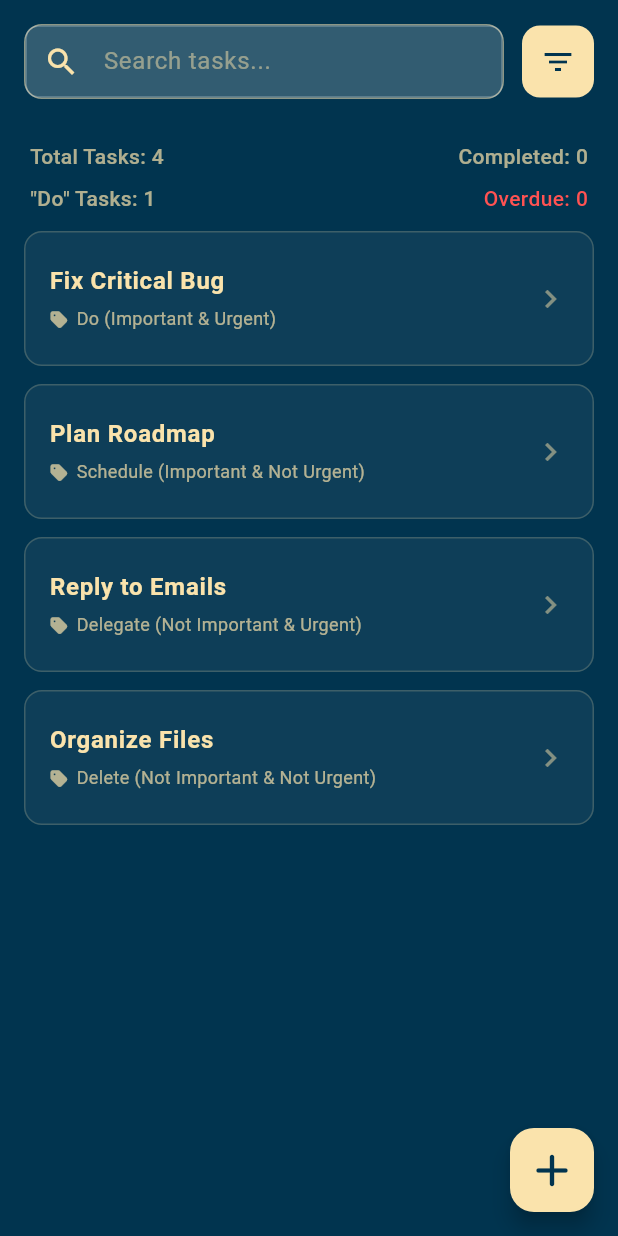
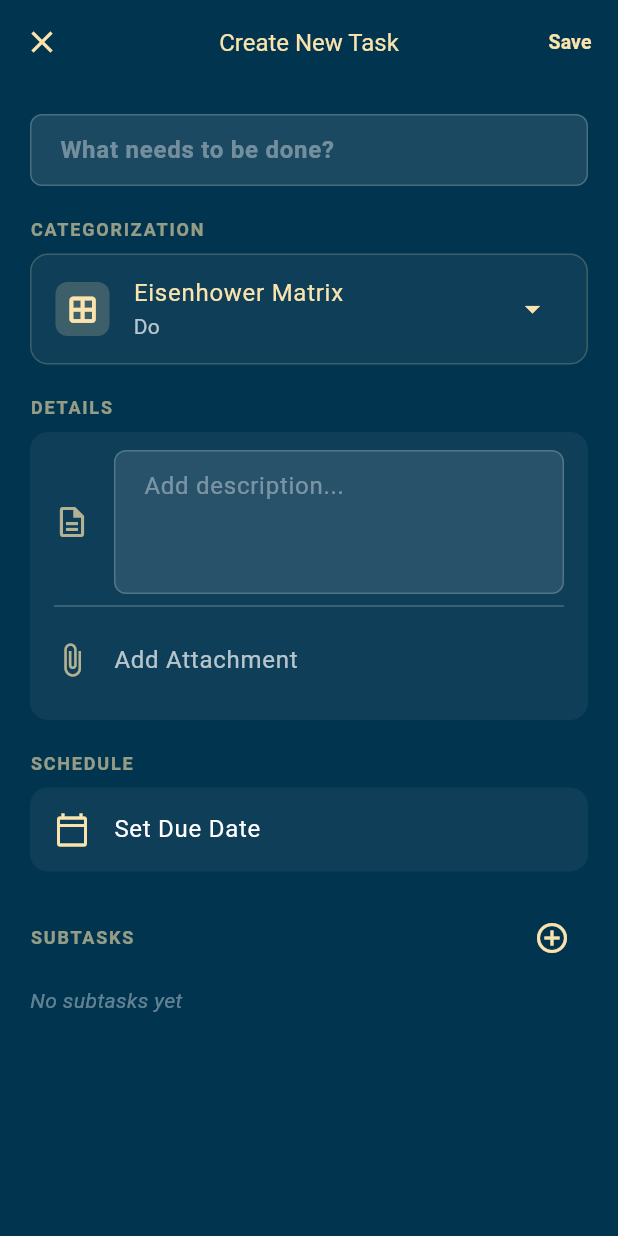
Before and after one commit to pctan9491/PROJ-0001-TTTApp-FE, a Flutter app: the TaskListPage screen opened directly, after a tap on an icon or button, on a phone screen of 412 x 824 dp. Run offline on Flutter 3.47's test engine with Material 3 defaults, Android fonts, the phone set to English and light mode, and no system bars; our stand-ins replace font_awesome_flutter, shared_preferences; accounts and stored records are empty.

Commit message:
add task page

```diff
--- /dev/null
+++ b/lib/features/tasks/presentation/pages/add_task_page.dart
@@ -0,0 +1,304 @@
+import 'package:flutter/material.dart';
+import 'package:font_awesome_flutter/font_awesome_flutter.dart';
+import '../../domain/entities/task.dart';
+
+class AddTaskPage extends StatefulWidget {
+  const AddTaskPage({super.key});
+
+  @override
+  State<AddTaskPage> createState() => _AddTaskPageState();
+}
+
+class _AddTaskPageState extends State<AddTaskPage> {
+  // Form State
+  String _title = '';
+  String _details = '';
+  DateTime? _schedule;
+  TaskImportance _importance = TaskImportance.important;
+  TaskUrgency _urgency = TaskUrgency.urgent;
+
+  // Subtasks
+  final List<String> _subtasks = [];
+  final TextEditingController _subtaskController = TextEditingController();
+
+  // Helper to map Matrix Category
+  void _setMatrixCategory(String category) {
+    setState(() {
+      switch (category) {
+        case 'Do':
+          _importance = TaskImportance.important;
+          _urgency = TaskUrgency.urgent;
+          break;
+        case 'Schedule':
+          _importance = TaskImportance.important;
+          _urgency = TaskUrgency.notUrgent;
+          break;
+        case 'Delegate':
+          _importance = TaskImportance.notImportant;
+          _urgency = TaskUrgency.urgent;
+          break;
+        case 'Delete':
+          _importance = TaskImportance.notImportant;
+          _urgency = TaskUrgency.notUrgent;
+          break;
+      }
+    });
+  }
+
+  String _getCurrentMatrixLabel() {
+    if (_importance == TaskImportance.important && _urgency == TaskUrgency.urgent) return 'Do';
+    if (_importance == TaskImportance.important && _urgency == TaskUrgency.notUrgent) return 'Schedule';
+    if (_importance == TaskImportance.notImportant && _urgency == TaskUrgency.urgent) return 'Delegate';
+    return 'Delete';
+  }
+
+  @override
+  Widget build(BuildContext context) {
+    final primaryColor = Theme.of(context).scaffoldBackgroundColor;
+    final secondaryColor = Theme.of(context).colorScheme.secondary;
+
+    return Scaffold(
+      backgroundColor: primaryColor,
+      appBar: AppBar(
+        backgroundColor: Colors.transparent,
+        elevation: 0,
+        leading: IconButton(
+          icon: Icon(Icons.close, color: secondaryColor),
+          onPressed: () => Navigator.pop(context),
+        ),
+        title: Text('Create New Task', style: TextStyle(color: secondaryColor, fontSize: 16)),
+        actions: [
+          TextButton(
+            onPressed: () {
+              // TODO: Save logic here
+              Navigator.pop(context);
+            },
+            child: Text('Save', style: TextStyle(color: secondaryColor, fontWeight: FontWeight.bold, fontSize: 13)),
+          ),
+        ],
+      ),
+      body: SingleChildScrollView(
+        padding: const EdgeInsets.all(20.0),
+        child: Column(
+          crossAxisAlignment: CrossAxisAlignment.start,
+          children: [
+            // --- Title Input ---
+            TextField(
+              style: TextStyle(color: Colors.white, fontSize: 16, fontWeight: FontWeight.bold),
+              decoration: InputDecoration(
+                hintText: 'What needs to be done?',
+                hintStyle: TextStyle(color: Colors.white38),
+                border: InputBorder.none,
+              ),
+              onChanged: (val) => _title = val,
+            ),
+            const SizedBox(height: 20),
+
+            // --- Eisenhower Matrix Selector ---
+            _buildSectionLabel('Categorization', secondaryColor),
+            Container(
+              margin: const EdgeInsets.only(top: 8, bottom: 20),
+              decoration: BoxDecoration(
+                color: Colors.white.withOpacity(0.05),
+                borderRadius: BorderRadius.circular(12),
+                border: Border.all(color: secondaryColor.withOpacity(0.2)),
+              ),
+              child: ListTile(
+                leading: Container(
+                  padding: const EdgeInsets.all(8),
+                  decoration: BoxDecoration(
+                    color: secondaryColor.withOpacity(0.2),
+                    borderRadius: BorderRadius.circular(8),
+                  ),
+                  child: Icon(FontAwesomeIcons.tableCellsLarge, color: secondaryColor, size: 20),
+                ),
+                title: Text('Eisenhower Matrix', style: TextStyle(color: secondaryColor)),
+                subtitle: Text(_getCurrentMatrixLabel(), style: TextStyle(color: Colors.white70)),
+                trailing: Icon(Icons.arrow_drop_down, color: secondaryColor),
+                onTap: () => _showMatrixSelectionModal(context, primaryColor, secondaryColor),
+              ),
+            ),
+
+            // --- Details & Attachments ---
+            _buildSectionLabel('Details', secondaryColor),
+            Container(
+              margin: const EdgeInsets.only(top: 8, bottom: 20),
+              padding: const EdgeInsets.symmetric(horizontal: 16, vertical: 12),
+              decoration: BoxDecoration(
+                color: Colors.white.withOpacity(0.05),
+                borderRadius: BorderRadius.circular(12),
+              ),
+              child: Column(
+                children: [
+                  TextField(
+                    style: TextStyle(color: Colors.white),
+                    maxLines: 3,
+                    decoration: InputDecoration(
+                      hintText: 'Add description...',
+                      hintStyle: TextStyle(color: Colors.white38),
+                      border: InputBorder.none,
+                      icon: Icon(Icons.description_outlined, color: secondaryColor.withOpacity(0.7)),
+                    ),
+                    onChanged: (val) => _details = val,
+                  ),
+                  const Divider(color: Colors.white24),
+                  ListTile(
+                    contentPadding: EdgeInsets.zero,
+                    leading: Icon(Icons.attach_file, color: secondaryColor.withOpacity(0.7)),
+                    title: Text('Add Attachment', style: TextStyle(color: Colors.white70)),
+                    onTap: () {
+                      // TODO: Implement file picker
+                    },
+                  ),
+                ],
+              ),
+            ),
+
+            // --- Schedule ---
+            _buildSectionLabel('Schedule', secondaryColor),
+            Container(
+              margin: const EdgeInsets.only(top: 8, bottom: 20),
+              decoration: BoxDecoration(
+                color: Colors.white.withOpacity(0.05),
+                borderRadius: BorderRadius.circular(12),
+              ),
+              child: ListTile(
+                leading: Icon(Icons.calendar_today_outlined, color: secondaryColor),
+                title: Text(
+                  _schedule == null ? 'Set Due Date' : _schedule.toString().split(' ')[0],
+                  style: TextStyle(color: Colors.white),
+                ),
+                trailing: _schedule != null
+                  ? IconButton(icon: Icon(Icons.close, color: Colors.red), onPressed: () => setState(() => _schedule = null))
+                  : null,
+                onTap: () async {
+                  final date = await showDatePicker(
+                    context: context,
+                    initialDate: DateTime.now(),
+                    firstDate: DateTime.now(),
+                    lastDate: DateTime(2100),
+                    builder: (context, child) {
+                      return Theme(
+                        data: Theme.of(context).copyWith(
+                          colorScheme: ColorScheme.dark(
+                            primary: secondaryColor,
+                            onPrimary: primaryColor,
+                            surface: primaryColor,
+                            onSurface: secondaryColor,
+                          ),
+                        ),
+                        child: child!,
+                      );
+                    },
+                  );
+                  if (date != null) setState(() => _schedule = date);
+                },
+              ),
+            ),
+
+            // --- Subtasks ---
+            Row(
+              mainAxisAlignment: MainAxisAlignment.spaceBetween,
+              children: [
+                _buildSectionLabel('Subtasks', secondaryColor),
+                IconButton(
+                  icon: Icon(Icons.add_circle_outline, color: secondaryColor),
+                  onPressed: _showAddSubtaskDialog,
+                ),
+              ],
+            ),
+            if (_subtasks.isEmpty)
+              Padding(
+                padding: const EdgeInsets.symmetric(vertical: 8.0),
+                child: Text('No subtasks yet', style: TextStyle(color: Colors.white38, fontStyle: FontStyle.italic)),
+              )
+            else
+              Column(
+                children: _subtasks.map((subtask) => ListTile(
+                  leading: Icon(Icons.check_circle_outline, color: Colors.white38),
+                  title: Text(subtask, style: TextStyle(color: Colors.white)),
+                  trailing: IconButton(
+                    icon: Icon(Icons.delete_outline, color: Colors.redAccent),
+                    onPressed: () => setState(() => _subtasks.remove(subtask)),
+                  ),
+                )).toList(),
+              ),
+          ],
+        ),
+      ),
+    );
+  }
+
+  Widget _buildSectionLabel(String label, Color color) {
+    return Text(
+      label.toUpperCase(),
+      style: TextStyle(color: color.withOpacity(0.6), fontSize: 12, fontWeight: FontWeight.bold, letterSpacing: 1.2),
+    );
+  }
+
+  void _showMatrixSelectionModal(BuildContext context, Color primaryColor, Color secondaryColor) {
+    showModalBottomSheet(
+      context: context,
+      backgroundColor: primaryColor,
+      shape: const RoundedRectangleBorder(borderRadius: BorderRadius.vertical(top: Radius.circular(20))),
+      builder: (ctx) {
+        return Container(
+          padding: const EdgeInsets.all(24),
+          child: Column(
+            mainAxisSize: MainAxisSize.min,
+            crossAxisAlignment: CrossAxisAlignment.start,
+            children: [
+              Text('Select Importance & Urgency', style: TextStyle(color: secondaryColor, fontSize: 18, fontWeight: FontWeight.bold)),
+              const SizedBox(height: 20),
+              _buildMatrixOption('Do', 'Important & Urgent', ctx, secondaryColor),
+              _buildMatrixOption('Schedule', 'Important & Not Urgent', ctx, secondaryColor),
+              _buildMatrixOption('Delegate', 'Not Important & Urgent', ctx, secondaryColor),
+              _buildMatrixOption('Delete', 'Not Important & Not Urgent', ctx, secondaryColor),
+            ],
+          ),
+        );
+      },
+    );
+  }
+
+  Widget _buildMatrixOption(String label, String sub, BuildContext ctx, Color color) {
+    return ListTile(
+      contentPadding: const EdgeInsets.symmetric(vertical: 4),
+      leading: Icon(Icons.circle, size: 12, color: color),
+      title: Text(label, style: TextStyle(color: Colors.white, fontWeight: FontWeight.bold, fontSize: 16)),
+      subtitle: Text(sub, style: TextStyle(color: Colors.white60, fontSize: 12)),
+      onTap: () {
+        _setMatrixCategory(label);
+        Navigator.pop(ctx);
+      },
+    );
+  }
+
+  void _showAddSubtaskDialog() {
+    _subtaskController.clear();
+    showDialog(
+      context: context,
+      builder: (ctx) => AlertDialog(
+        backgroundColor: Theme.of(context).scaffoldBackgroundColor,
+        title: Text('Add Subtask', style: TextStyle(color: Theme.of(context).colorScheme.secondary)),
+        content: TextField(
+          controller: _subtaskController,
+          style: TextStyle(color: Colors.white),
+          decoration: InputDecoration(hintText: 'Subtask title', hintStyle: TextStyle(color: Colors.white38)),
+        ),
+        actions: [
+          TextButton(onPressed: () => Navigator.pop(ctx), child: Text('Cancel')),
+          TextButton(
+            onPressed: () {
+              if (_subtaskController.text.isNotEmpty) {
+                setState(() => _subtasks.add(_subtaskController.text));
+                Navigator.pop(ctx);
+              }
+            },
+            child: Text('Add', style: TextStyle(fontWeight: FontWeight.bold)),
+          ),
+        ],
+      ),
+    );
+  }
+}
--- a/lib/features/tasks/presentation/pages/task_list_page.dart
+++ b/lib/features/tasks/presentation/pages/task_list_page.dart
@@ -1,6 +1,7 @@
 import 'package:flutter/material.dart';
 import 'package:font_awesome_flutter/font_awesome_flutter.dart';
 import '../../domain/entities/task.dart';
+import 'add_task_page.dart';
 
 class TaskListPage extends StatefulWidget {
   const TaskListPage({super.key});
@@ -86,7 +87,10 @@ class _TaskListPageState extends State<TaskListPage> {
         key: addTaskButtonKey,
         backgroundColor: secondaryColor,
         onPressed: () {
-          // TODO: Implement Add Task
+          Navigator.push(
+            context,
+            MaterialPageRoute(builder: (context) => const AddTaskPage()),
+          );
         },
         child: Icon(FontAwesomeIcons.plus, color: primaryColor),
       ),
@@ -154,6 +158,7 @@ class _TaskListPageState extends State<TaskListPage> {
       },
     );
   }
+
 }
 
 // --- Sub-Widgets ---
```
